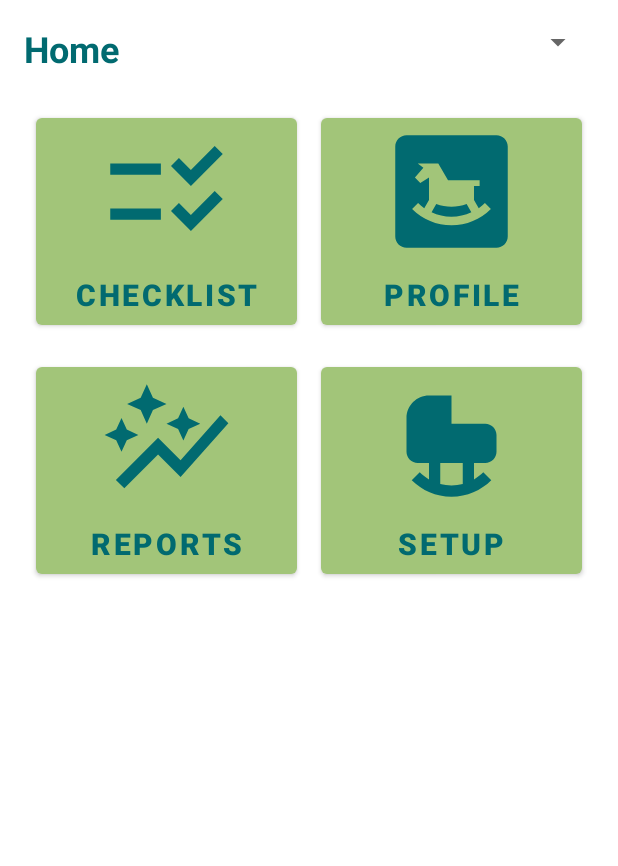
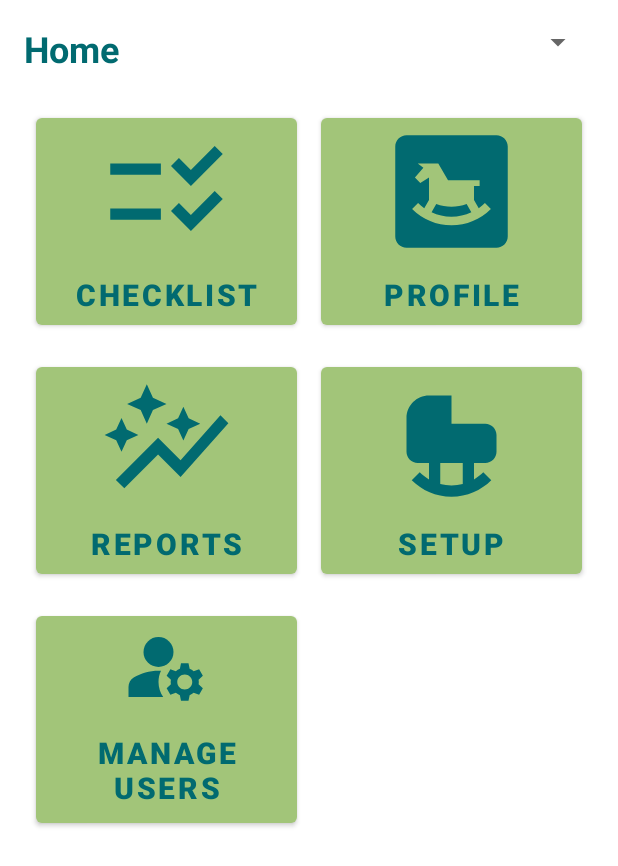
Before and after one commit to darwinkjull/SIDS-Capstone, an Android app: the Main_Activity screen opened directly, with no data from a screen before it, on a phone screen of 412 x 824 dp. Shown: the top 866 px of the screen. Run offline under Robolectric (Android 15) with nearby library versions, the phone set to English and light mode, and no system bars.

Commit message:
Added User Management Button
Added new icon, dimension, for new button for user management. Added new button to main_activity.xml to link to a page to manage users on the application.

```diff
--- /dev/null
+++ b/src/app/src/main/res/drawable/manage_person_icon.xml
@@ -0,0 +1,7 @@
+<vector android:height="@dimen/menu_half_button" android:tint="@color/colorPrimaryDark"
+    android:viewportHeight="24" android:viewportWidth="24"
+    android:width="@dimen/menu_half_button" xmlns:android="http://schemas.android.com/apk/res/android">
+    <path android:fillColor="@android:color/white" android:pathData="M10,8m-4,0a4,4 0,1 1,8 0a4,4 0,1 1,-8 0"/>
+    <path android:fillColor="@android:color/white" android:pathData="M10.67,13.02C10.45,13.01 10.23,13 10,13c-2.42,0 -4.68,0.67 -6.61,1.82C2.51,15.34 2,16.32 2,17.35V20h9.26C10.47,18.87 10,17.49 10,16C10,14.93 10.25,13.93 10.67,13.02z"/>
+    <path android:fillColor="@android:color/white" android:pathData="M20.75,16c0,-0.22 -0.03,-0.42 -0.06,-0.63l1.14,-1.01l-1,-1.73l-1.45,0.49c-0.32,-0.27 -0.68,-0.48 -1.08,-0.63L18,11h-2l-0.3,1.49c-0.4,0.15 -0.76,0.36 -1.08,0.63l-1.45,-0.49l-1,1.73l1.14,1.01c-0.03,0.21 -0.06,0.41 -0.06,0.63s0.03,0.42 0.06,0.63l-1.14,1.01l1,1.73l1.45,-0.49c0.32,0.27 0.68,0.48 1.08,0.63L16,21h2l0.3,-1.49c0.4,-0.15 0.76,-0.36 1.08,-0.63l1.45,0.49l1,-1.73l-1.14,-1.01C20.72,16.42 20.75,16.22 20.75,16zM17,18c-1.1,0 -2,-0.9 -2,-2s0.9,-2 2,-2s2,0.9 2,2S18.1,18 17,18z"/>
+</vector>
--- /dev/null
+++ b/src/app/src/main/res/drawable/new_person_icon.xml
@@ -0,0 +1,5 @@
+<vector android:height="@dimen/menu_half_button" android:tint="@color/colorPrimaryDark"
+    android:viewportHeight="24" android:viewportWidth="24"
+    android:width="@dimen/menu_half_button" xmlns:android="http://schemas.android.com/apk/res/android">
+    <path android:fillColor="@android:color/white" android:pathData="M13,8c0,-2.21 -1.79,-4 -4,-4S5,5.79 5,8s1.79,4 4,4S13,10.21 13,8zM15,10v2h3v3h2v-3h3v-2h-3V7h-2v3H15zM1,18v2h16v-2c0,-2.66 -5.33,-4 -8,-4S1,15.34 1,18z"/>
+</vector>
--- a/src/app/src/main/res/layout/main_activity.xml
+++ b/src/app/src/main/res/layout/main_activity.xml
@@ -93,6 +93,20 @@
             android:textStyle="bold"
             android:gravity="center" />
 
+        <Button
+            android:id="@+id/goToManageUsers"
+            android:layout_width="150dp"
+            android:layout_height="150dp"
+            android:layout_columnWeight="1"
+            android:layout_rowWeight="1"
+            android:layout_margin="8dp"
+            android:drawableTop="@drawable/manage_person_icon"
+            android:text="Manage Users"
+            android:textColor="@color/colorPrimaryDark"
+            android:textSize="20sp"
+            android:textStyle="bold"
+            android:gravity="center" />
+
 
     </GridLayout>
 
--- a/src/app/src/main/res/values/dimens.xml
+++ b/src/app/src/main/res/values/dimens.xml
@@ -2,4 +2,5 @@
 <resources>
     <dimen name="margin_standard"> 16dp </dimen>
     <dimen name="menu_button"> 90dp </dimen>
+    <dimen name="menu_half_button">60dp</dimen>
 </resources>
```
